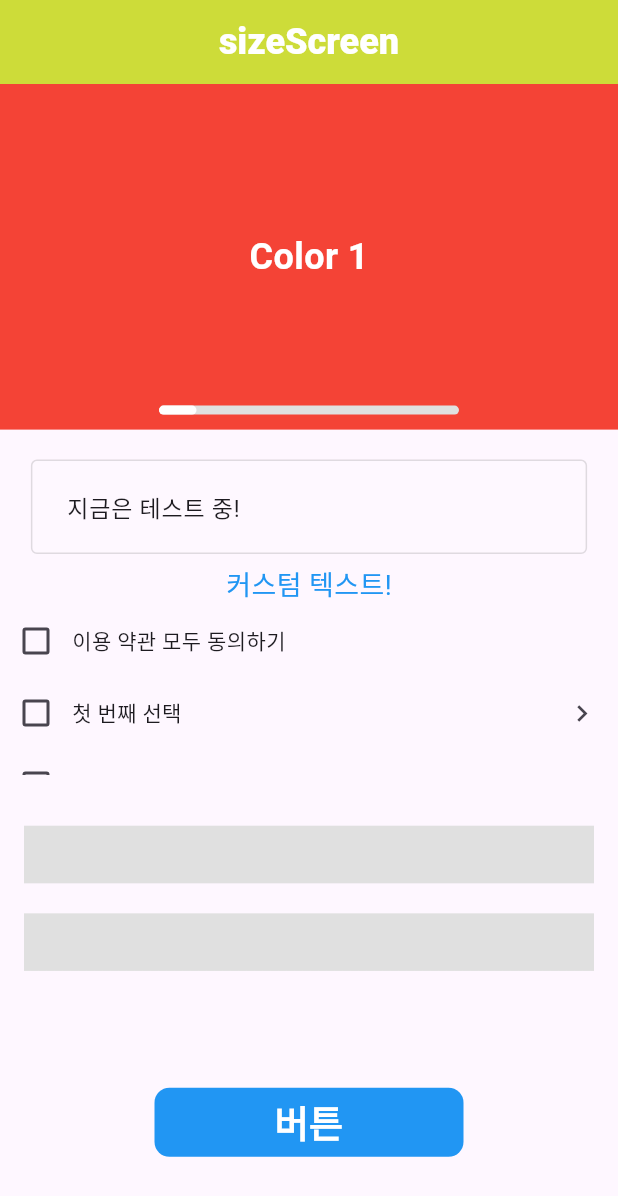
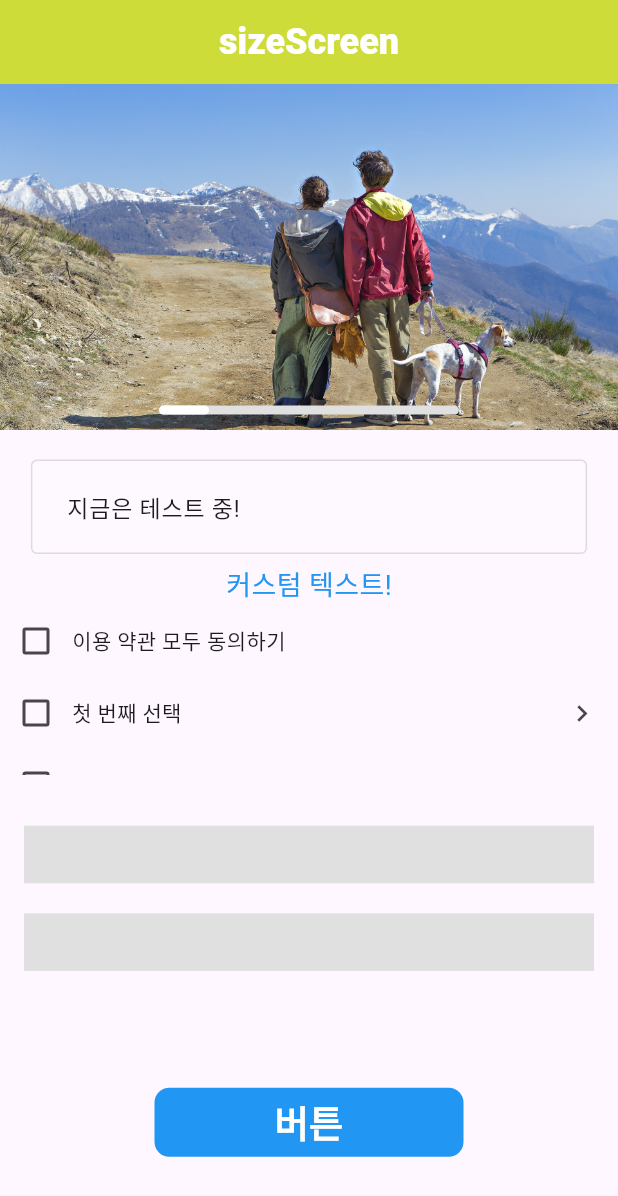
Before and after one commit to Kwontaebin/clean_up_code, a Flutter app: the screen it shows after launch, on a phone screen of 412 x 824 dp. Shown: the top 1196 px of the screen. Run offline on Flutter 3.47's test engine with Material 3 defaults, Android fonts, the phone set to English and light mode, and no system bars; drawn by our look-alikes of carousel_slider, shimmer; our stand-ins replace dio, fluttertoast.

Commit message:
슬라이드 수정
기존에는 container 위젯에 색상을 입혀서 슬라이드 했는데 실제 이미지를 가져와서 슬라이드 구현

```diff
--- /dev/null
+++ b/lib/common/component/custom_image.dart
@@ -0,0 +1,8 @@
+import 'package:flutter/material.dart';
+
+Widget customImage({required image}) {
+  return Image.asset(
+    image,
+    fit: BoxFit.cover,
+  );
+}
--- a/lib/slide_img/view/slideImg.dart
+++ b/lib/slide_img/view/slideImg.dart
@@ -1,6 +1,9 @@
 import 'package:carousel_slider/carousel_slider.dart';
+import 'package:clean_up_code/common/component/custom_image.dart';
+import 'package:clean_up_code/common/function/navigator.dart';
+import 'package:clean_up_code/move_screen/view/firstScreen.dart';
+import 'package:clean_up_code/move_screen/view/secondScreen.dart';
 import 'package:flutter/material.dart';
-
 import '../../common/function/sizeFn.dart';
 
 class ImgSlideScreen extends StatefulWidget {
@@ -11,18 +14,18 @@ class ImgSlideScreen extends StatefulWidget {
 }
 
 class _ImgSlideScreenState extends State<ImgSlideScreen> {
-  final CarouselSliderController _carouselController = CarouselSliderController();
+  final CarouselSliderController _carouselController =
+      CarouselSliderController();
   int _currentIndex = 0;
 
-  final List<Color> colors = [
-    Colors.red,
-    Colors.green,
-    Colors.blue,
-    Colors.amber,
-    Colors.red,
-    Colors.green,
-    Colors.blue,
-    Colors.amber,
+  // 색상을 이미지로 변경 변경
+  final List list = [
+    'asset/img/img1.jpg',
+    'asset/img/img2.jpg',
+    'asset/img/img3.jpg',
+    'asset/img/img4.jpg',
+    'asset/img/img5.jpg',
+    'asset/img/img6.jpg',
   ];
 
   @override
@@ -30,7 +33,8 @@ class _ImgSlideScreenState extends State<ImgSlideScreen> {
     return Stack(
       alignment: Alignment.bottomCenter,
       children: [
-        SizedBox.expand( // SizedBox.expand 위젯은 자식 위젯(CarouselSlider)이 화면의 전체 영역을 차지하도록 도와주는 위젯
+        SizedBox.expand(
+          // SizedBox.expand 위젯은 자식 위젯(CarouselSlider)이 화면의 전체 영역을 차지하도록 도와주는 위젯
           child: CarouselSlider(
             carouselController: _carouselController,
             options: CarouselOptions(
@@ -43,24 +47,21 @@ class _ImgSlideScreenState extends State<ImgSlideScreen> {
                 });
               },
             ),
-            items: colors.asMap().entries.map((entry) {
+            items: list.asMap().entries.map((entry) {
               int index = entry.key;
-              Color color = entry.value;
               return Builder(
                 builder: (BuildContext context) {
-                  return Container(
-                    width: double.infinity, // 슬라이드 아이템이 화면 너비 전체를 차지하도록 설정
-                    decoration: BoxDecoration(
-                      color: color,
-                    ),
-                    child: Center(
-                      child: Text(
-                        'Color ${index + 1}',
-                        style: const TextStyle(
-                          fontSize: 24.0,
-                          color: Colors.white,
-                          fontWeight: FontWeight.bold,
-                        ),
+                  return GestureDetector(
+                    onTap: () {
+                      // 이렇게 해서 클릭 시 화면 이동
+                      // 슬라이드 개수가 많아지면 다른 방법을 고민해야 될지도..
+                      if (_currentIndex == 0) navigatorFn(context, const FirstScreen());
+                      if (_currentIndex == 1) navigatorFn(context, const SecondScreen());
+                    },
+                    child: SizedBox(
+                      width: sizeFn(context).width * 1.0,
+                      child: customImage(
+                        image: list[index],
                       ),
                     ),
                   );
@@ -81,7 +82,7 @@ class _ImgSlideScreenState extends State<ImgSlideScreen> {
             ),
             child: FractionallySizedBox(
               alignment: Alignment.centerLeft,
-              widthFactor: (_currentIndex + 1) / colors.length,
+              widthFactor: (_currentIndex + 1) / list.length,
               child: Container(
                 decoration: BoxDecoration(
                   color: Colors.white,
@@ -95,9 +96,9 @@ class _ImgSlideScreenState extends State<ImgSlideScreen> {
         // 현재 페이지 / 총 페이지 수 로 표시
         // Positioned(
         //   bottom: 5,
-        //   right: 35,
+        //   right: 30,
         //   child: Text(
-        //     "${_currentIndex + 1} / ${colors.length}",
+        //     "${_currentIndex + 1} / ${list.length}",
         //     style: TextStyle(
         //       color: Colors.white,
         //       fontSize: sizeFn(context).width * 0.04,
```
Also changed, not shown: pubspec.yaml (+2 -5 lines), asset/img/img1.jpg (added), asset/img/img2.jpg (added), asset/img/img3.jpg (added), asset/img/img4.jpg (added), asset/img/img5.jpg (added), asset/img/img6.jpg (added).
